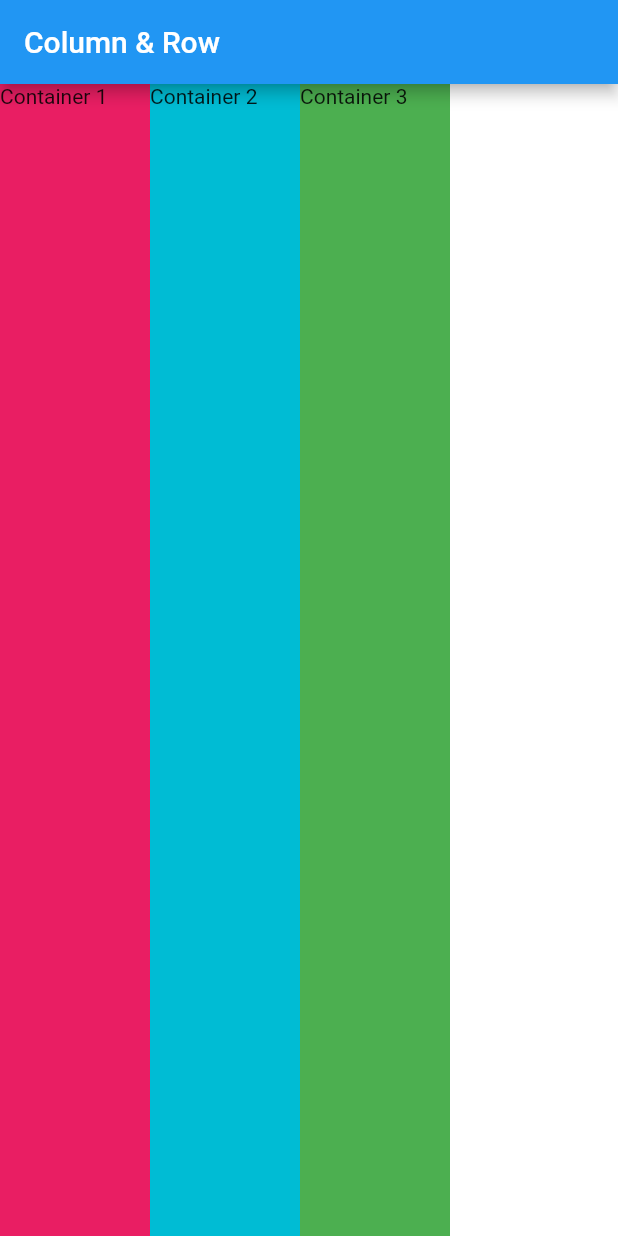
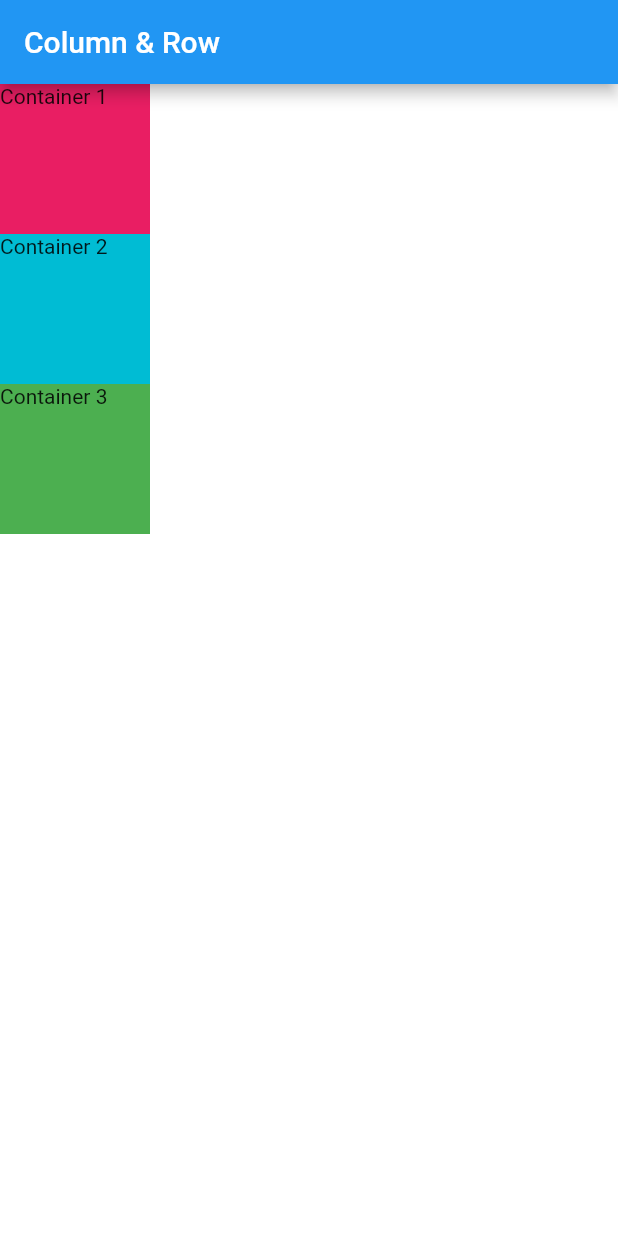
Before and after one commit to Naruse-Kazuki/Row_Column_Widget, a Flutter app: the screen it shows after launch, on a phone screen of 412 x 824 dp. Run offline on Flutter 3.47's test engine with Material 2 defaults, Android fonts, the phone set to English and light mode, and no system bars.

Commit message:
Column_MAS.min

```diff
--- a/lib/main.dart
+++ b/lib/main.dart
@@ -16,8 +16,8 @@ class MyApp extends StatelessWidget {
           title: Text('Column & Row'),
         ),
         body: SafeArea(
-          child: Row(
-            crossAxisAlignment: CrossAxisAlignment.stretch,
+          child: Column(
+            mainAxisSize: MainAxisSize.min,
             children: <Widget>[
               Container(
                 height: 100,
@@ -37,7 +37,6 @@ class MyApp extends StatelessWidget {
                 color: Colors.green,
                 child: Text('Container 3'),
               ),
-              Container()
             ],
           ),
         ),
```
